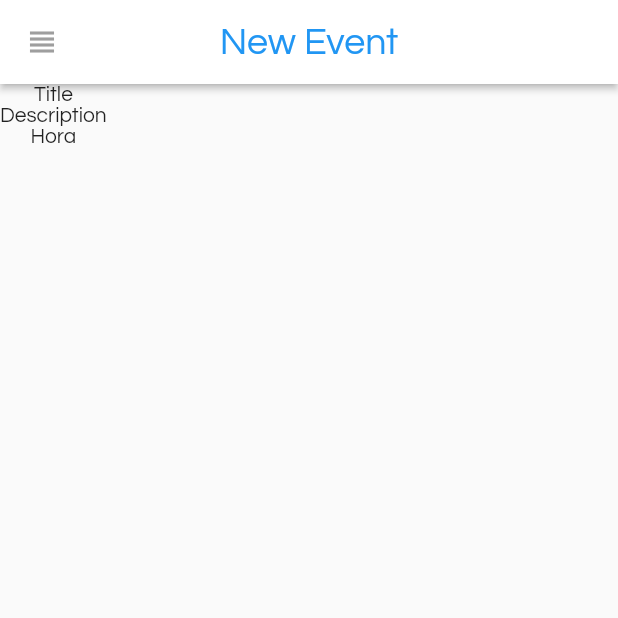
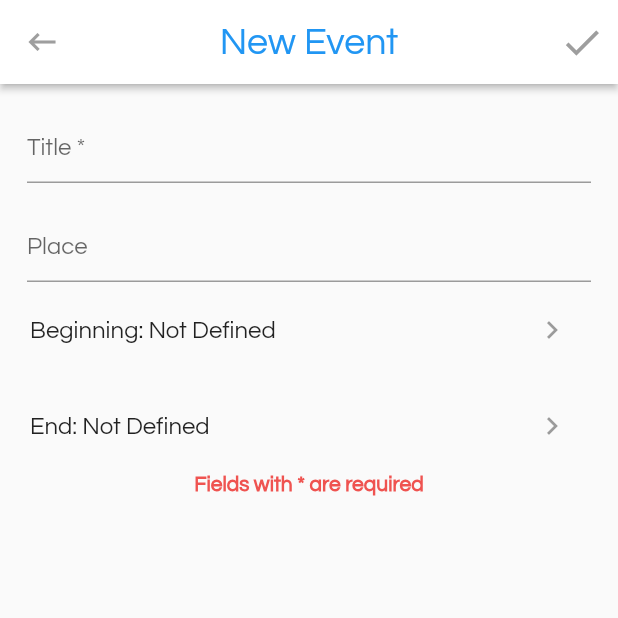
Before and after one commit to rodrigo-rocha/schoolmanager, a Flutter app: the EventAdd screen opened by its route, on a phone screen of 412 x 824 dp, the top half of it. Run offline on Flutter 3.47's test engine with Material 2 defaults, Android fonts, the phone set to English and light mode, and no system bars; our stand-ins replace auto_size_text, flutter_datetime_picker, image_picker, pie_chart, rflutter_alert, table_calendar; missing offline and left inert: date_utils, flutter_sparkline.

Commit message:
Add Event Page. Bug Fixes

```diff
--- a/lib/calendar/event_add.dart
+++ b/lib/calendar/event_add.dart
@@ -1,5 +1,15 @@
 import 'package:flutter/material.dart';
 import 'package:flutter_app_ihc/functions/functions.dart';
+import 'package:flutter_datetime_picker/flutter_datetime_picker.dart';
+import 'package:flutter_app_ihc/classes/DateFormat.dart';
+
+TextEditingController titleController = new TextEditingController();
+TextEditingController placeController = new TextEditingController();
+TextEditingController beginController = new TextEditingController();
+TextEditingController endController = new TextEditingController();
+
+DateTime finalDate;
+String endDate = "Not Defined";
 
 
 class EventAdd extends StatefulWidget {
@@ -8,22 +18,129 @@ class EventAdd extends StatefulWidget {
 }
 
 class EventAddState extends State<EventAdd>{
+
+  void addEventAction() {
+    print("Course Action");
+  }
+
   @override
   Widget build(BuildContext context) {
     return Scaffold(
-      appBar: Functions.appBar("New Event", Icons.add, null),
+      appBar: Functions.createBar("New Event", () => addEventAction(), () => Navigator.pop(context)),
       drawer: Functions.sideBar(context),
       body: Column(
         children: <Widget>[
-          Text("Title"),
-          Text("Description"),
-          Text("Hora"),
-          Text(""),
+          textField("Title *", titleController),
+          textField("Place", placeController),
+          Card(
+            color: Colors.transparent,
+            elevation: 0.0,
+            child: ListTile(
+              title: Text('Beginning: $endDate', textAlign: TextAlign.left),
+              trailing: IconButton(
+                icon: Icon(Icons.keyboard_arrow_right),
+              ),
+              onTap: () {
+                _selectTime(context);
+              },
+            ),
+          ),
+          Card(
+            color: Colors.transparent,
+            elevation: 0.0,
+            child: ListTile(
+              title: Text('End: $endDate', textAlign: TextAlign.left),
+              trailing: IconButton(
+                icon: Icon(Icons.keyboard_arrow_right),
+              ),
+              onTap: () {
+                _selectTime(context);
+              },
+            ),
+          ),
 
-
+          Text("Fields with * are required",
+            style: TextStyle(fontWeight: FontWeight.bold, color: Colors.red[400],),
+            textAlign: TextAlign.right,
+          ),
 
         ],
       ),
     );
   }
+
+  Widget textField(String hint, TextEditingController cont) {
+    return Padding(
+      padding: const EdgeInsets.only(top: 18.0, left: 18.0, right: 18.0),
+      child: TextFormField(
+        controller: cont,
+        decoration: InputDecoration(
+          hintText: hint,
+        ),
+      ),
+    );
+  }
+
+
+  Widget reqFieldInfo() {
+    return Padding(
+      padding: const EdgeInsets.only(right: 18.0),
+      child: Text("Fields with * are required",
+        style: TextStyle(fontWeight: FontWeight.bold, color: Colors.red[400]),
+        textAlign: TextAlign.left,
+      ),
+    );
+  }
+
+  void _showDialog() {
+    // flutter defined function
+    showDialog(
+      context: context,
+      builder: (BuildContext context) {
+        // return object of type Dialog
+        return AlertDialog(
+          title: new Text("Invalid date picked"),
+          content: new Text("Please select a valid date."),
+          actions: <Widget>[
+            // usually buttons at the bottom of the dialog
+            new FlatButton(
+              child: new Text("Close"),
+              onPressed: () {
+                Navigator.of(context).pop();
+              },
+            ),
+          ],
+        );
+      },
+    );
+  }
+
+  Future<Null> _selectTime(BuildContext context) async {
+
+    DatePicker.showDateTimePicker(
+      context,
+      theme: DatePickerTheme(
+        doneStyle: TextStyle(
+          color: Colors.green,
+        ),
+        containerHeight: 300,
+      ),
+      currentTime: DateTime.now(),
+      locale: LocaleType.en, // Dates in English
+      showTitleActions: true,
+      onConfirm: (date) {
+        if(date.compareTo(DateTime.now()) <= 0) {
+          _showDialog();
+          _showDialog();
+        } else {
+          //procFinishedDate = date;
+          setState(() {
+            finalDate = date;
+            endDate = DateReformat.reformat(date.toIso8601String()).toString();
+          });
+          //print("---->$date");
+        }
+      },
+    );
+  }
 }
--- a/lib/courses/course_details.dart
+++ b/lib/courses/course_details.dart
@@ -29,7 +29,7 @@ class CourseDetailsState extends State<CourseDetails> {
     return Scaffold(
       body: ListView(
         children: <Widget>[
-          infoTile(mean.toStringAsFixed(2), 'Mean'),
+          infoTile(mean.toStringAsFixed(2), 'Mean of finished courses'),
           infoTile(courseList.length.toString(), 'Number of current courses'),
           infoTile(finishedCoursesList.length.toString(), 'Number of finished courses'),
         ],
--- a/lib/reports/reports.dart
+++ b/lib/reports/reports.dart
@@ -105,7 +105,7 @@ class ReportsState extends State<Reports> {
               child: ListTile(
                 trailing: Icon(Icons.import_contacts, color: Colors.blue,),
                 title: Text(mean.toString()),
-                subtitle: Text("Mean"),
+                subtitle: Text("Mean of finished courses"),
               ),
             ),
 
--- a/lib/users/teachers/teacher_info.dart
+++ b/lib/users/teachers/teacher_info.dart
@@ -165,7 +165,6 @@ class TeacherInfoState extends State<TeacherInfo> {
               AutoSizeText(
                 text,
                 style: TextStyle(color: Colors.blue, fontSize: 15.0),
-                maxLines: 1,
               ),
             ]
         ),
```
Also changed, not shown: pubspec.lock.
